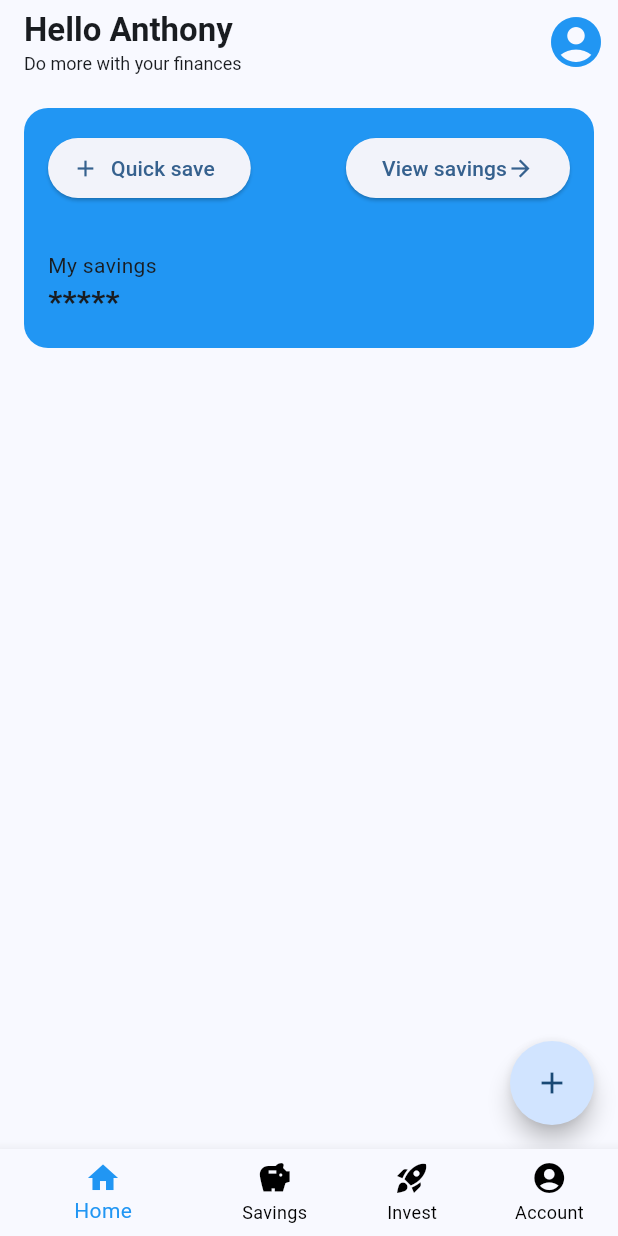
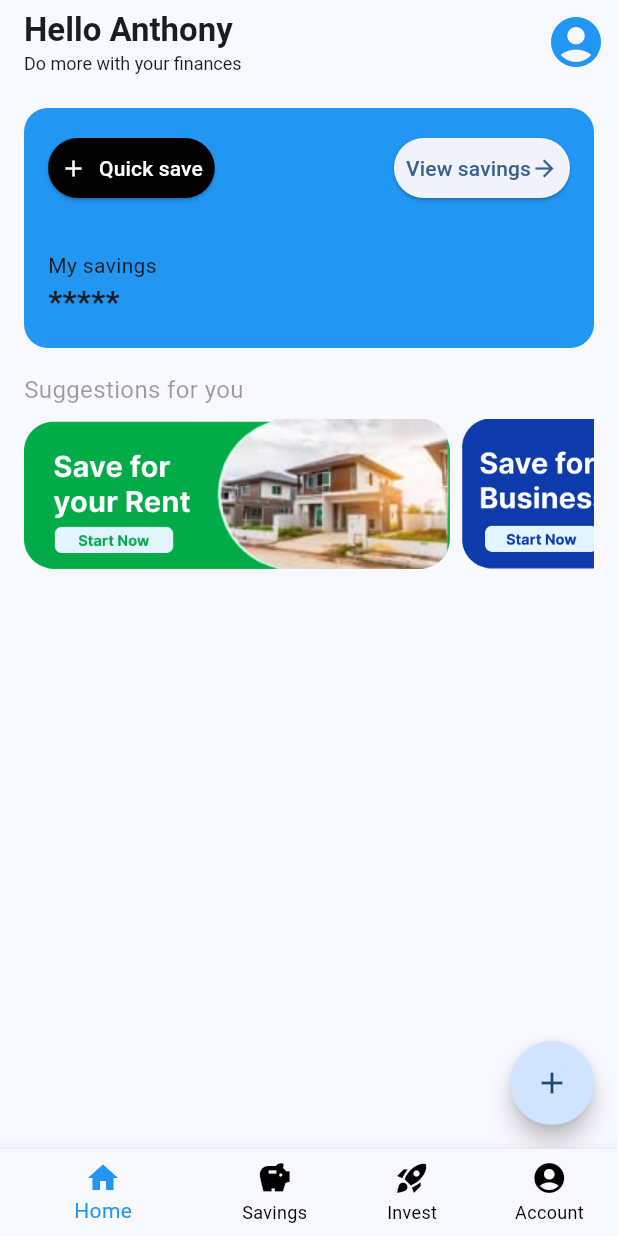
Before and after one commit to ANTONINEUTRON/wtm_savings_app, a Flutter app: the screen it shows after launch, on a phone screen of 412 x 824 dp. Run offline on Flutter 3.47's test engine with Material 3 defaults, Android fonts, the phone set to English and light mode, and no system bars.

Commit message:
February 15th class

```diff
--- /dev/null
+++ b/lib/features/home/pages/home_view.dart
@@ -0,0 +1,56 @@
+import 'package:flutter/material.dart';
+import 'package:wtm_savings_app/features/home/widgets/saving_details_card.dart';
+import 'package:wtm_savings_app/features/home/widgets/suggestions_section.dart';
+
+class HomeView extends StatelessWidget {
+  const HomeView({super.key});
+
+  @override
+  Widget build(BuildContext context) {
+    return Scaffold(
+      appBar: AppBar(
+        title: Column(
+          crossAxisAlignment: CrossAxisAlignment.start,
+          children: [
+            Text(
+              "Hello Anthony",
+              style: TextStyle(
+                fontWeight: FontWeight.bold
+              ),
+            ),
+            Text(
+              "Do more with your finances",
+              style: TextStyle(
+                fontSize: 12.0,
+              ),
+            )
+          ],
+        ),
+        actions: [
+          IconButton(
+            color: Colors.blue,
+            onPressed: (){},
+            icon: Icon(
+              Icons.account_circle,
+              size: 40,
+            )
+          )
+        ],
+      ),
+      body: ListView(
+        padding: EdgeInsets.all(16.0),
+        children: [
+          SavingDetailsCard(),
+          SuggestionsSection(),
+        ],
+      ),
+      floatingActionButton: FloatingActionButton(
+        child: Icon(Icons.add),
+        shape: CircleBorder(),
+        onPressed: (){
+          print("FAB CLICKED");
+        },
+      ),
+    );
+  }
+}
--- /dev/null
+++ b/lib/features/home/widgets/saving_details_card.dart
@@ -0,0 +1,73 @@
+import 'package:flutter/material.dart';
+
+class SavingDetailsCard extends StatelessWidget {
+  const SavingDetailsCard({
+    super.key,
+  });
+
+  @override
+  Widget build(BuildContext context) {
+    return Container(
+      decoration: BoxDecoration(
+          color: Colors.blue,
+          borderRadius: BorderRadius.circular(16.0)
+      ),
+      padding: EdgeInsets.all(16.0),
+      height: 160,
+      child: Stack(
+        children: [
+          ElevatedButton.icon(
+            onPressed: (){},
+            icon: Icon(Icons.add),
+            label: Text("Quick save"),
+            style: ElevatedButton.styleFrom(
+                padding: EdgeInsets.symmetric(
+                  vertical: 0,
+                  horizontal: 8,
+                ),
+                backgroundColor: Colors.black,
+                foregroundColor: Colors.white
+            ),
+          ),
+          Positioned(
+            top: 0,
+            right: 0,
+            child: ElevatedButton(
+              onPressed: () {},
+              child: Row(
+                mainAxisSize: MainAxisSize.min,
+                children: [
+                  Text("View savings"),
+                  Icon(Icons.arrow_forward),
+                ],
+              ),
+              style: ElevatedButton.styleFrom(
+                  padding: EdgeInsets.symmetric(
+                      vertical: 0,
+                      horizontal: 8
+                  )
+              ),
+            ),
+          ),
+          Positioned(
+              bottom: 0,
+              left: 0,
+              child: Column(
+                crossAxisAlignment: CrossAxisAlignment.start,
+                children: [
+                  Text("My savings"),
+                  Text(
+                    "*****",
+                    style: TextStyle(
+                        fontWeight: FontWeight.w900,
+                        fontSize: 20
+                    ),
+                  )
+                ],
+              )
+          )
+        ],
+      ),
+    );
+  }
+}
--- /dev/null
+++ b/lib/features/home/widgets/suggestions_section.dart
@@ -0,0 +1,43 @@
+
+
+import 'package:flutter/material.dart';
+
+class SuggestionsSection extends StatelessWidget {
+  const SuggestionsSection({
+    super.key,
+  });
+
+  @override
+  Widget build(BuildContext context) {
+    return Container(
+      padding: EdgeInsets.symmetric(vertical: 16),
+      child: Column(
+        crossAxisAlignment: CrossAxisAlignment.start,
+        children: [
+          Text(
+            "Suggestions for you",
+            style: TextStyle(
+                fontSize: 16,
+                color: Colors.black38
+            ),
+          ),
+          Container(
+            margin: EdgeInsets.symmetric(vertical: 8),
+            height: 100,
+            child: ListView(
+              shrinkWrap: true,
+              scrollDirection: Axis.horizontal,
+              children: [
+                Image.asset("assets/images/save_for_rent.png",),
+                SizedBox(width: 8,),
+                Image.asset("assets/images/save_for_business.png"),
+                SizedBox(width: 8,),
+                Image.asset("assets/images/save_for_vacation.png"),
+              ],
+            ),
+          )
+        ],
+      ),
+    );
+  }
+}
--- a/lib/home_view.dart
+++ /dev/null
@@ -1,101 +0,0 @@
-
-import 'package:flutter/material.dart';
-
-class HomeView extends StatelessWidget {
-  const HomeView({super.key});
-
-  @override
-  Widget build(BuildContext context) {
-    return Scaffold(
-      appBar: AppBar(
-        title: Column(
-          crossAxisAlignment: CrossAxisAlignment.start,
-          children: [
-            Text(
-              "Hello Anthony",
-              style: TextStyle(
-                fontWeight: FontWeight.bold
-              ),
-            ),
-            Text(
-              "Do more with your finances",
-              style: TextStyle(
-                fontSize: 12.0,
-              ),
-            )
-          ],
-        ),
-        actions: [
-          IconButton(
-            color: Colors.blue,
-            onPressed: (){},
-            icon: Icon(
-              Icons.account_circle,
-              size: 40,
-            )
-          )
-        ],
-      ),
-      body: ListView(
-        padding: EdgeInsets.all(16.0),
-        children: [
-          Container(
-            decoration: BoxDecoration(
-              color: Colors.blue,
-              borderRadius: BorderRadius.circular(16.0)
-            ),
-            padding: EdgeInsets.all(16.0),
-            height: 160,
-            child: Stack(
-              children: [
-                ElevatedButton.icon(
-                    onPressed: (){},
-                    icon: Icon(Icons.add),
-                    label: Text("Quick save"),
-                ),
-                Positioned(
-                  top: 0,
-                  right: 0,
-                  child: ElevatedButton(
-                    onPressed: () {},
-                    child: Row(
-                      mainAxisSize: MainAxisSize.min,
-                      children: [
-                        Text("View savings"),
-                        Icon(Icons.arrow_forward),
-                      ],
-                    ),
-                  ),
-                ),
-                Positioned(
-                    bottom: 0,
-                    left: 0,
-                    child: Column(
-                      crossAxisAlignment: CrossAxisAlignment.start,
-                      children: [
-                        Text("My savings"),
-                        Text(
-                            "*****",
-                          style: TextStyle(
-                            fontWeight: FontWeight.w900,
-                            fontSize: 20
-                          ),
-                        )
-                      ],
-                    )
-                )
-              ],
-            ),
-          )
-        ],
-      ),
-      floatingActionButton: FloatingActionButton(
-        child: Icon(Icons.add),
-        shape: CircleBorder(),
-        onPressed: (){
-          print("FAB CLICKED");
-        },
-      ),
-    );
-  }
-}
--- a/lib/main.dart
+++ b/lib/main.dart
@@ -1,5 +1,5 @@
 import 'package:flutter/material.dart';
-import 'package:wtm_savings_app/home_page.dart';
+import 'package:wtm_savings_app/features/home/pages/home_page.dart';
 
 void main() {
   runApp(const MyApp());
--- a/pubspec.yaml
+++ b/pubspec.yaml
@@ -59,8 +59,8 @@ flutter:
   uses-material-design: true
 
   # To add assets to your application, add an assets section, like this:
-  # assets:
-  #   - images/a_dot_burr.jpeg
+  assets:
+    - assets/images/
   #   - images/a_dot_ham.jpeg
 
   # An image asset can refer to one or more resolution-specific "variants", see
```
Also changed, not shown: lib/features/home/pages/home_page.dart (renamed from lib/home_page.dart, +4 -4 lines), assets/images/save_for_business.png (added), assets/images/save_for_rent.png (added), assets/images/save_for_vacation.png (added), lib/features/account/pages/account_view.dart (renamed from lib/account_view.dart), lib/features/invest/pages/invest_view.dart (renamed from lib/invest_view.dart), lib/features/savings/pages/savings_view.dart (renamed from lib/savings_view.dart), 6 other files.
